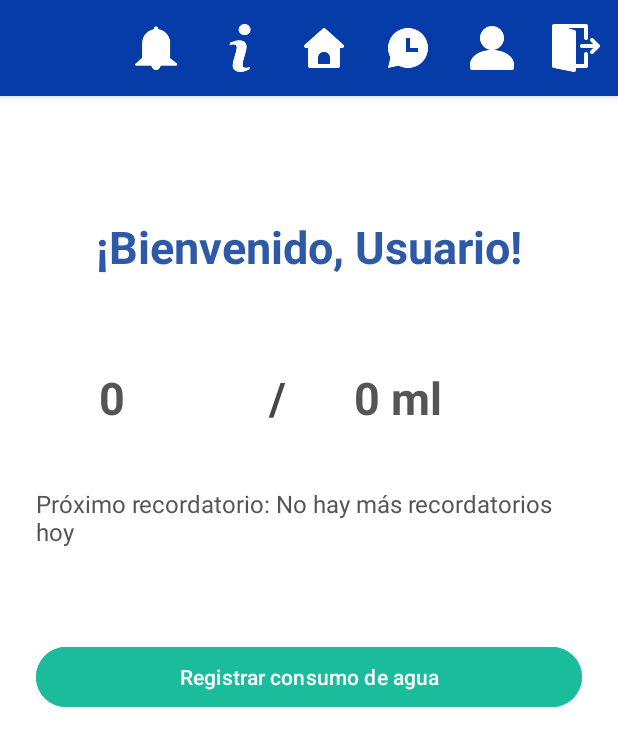
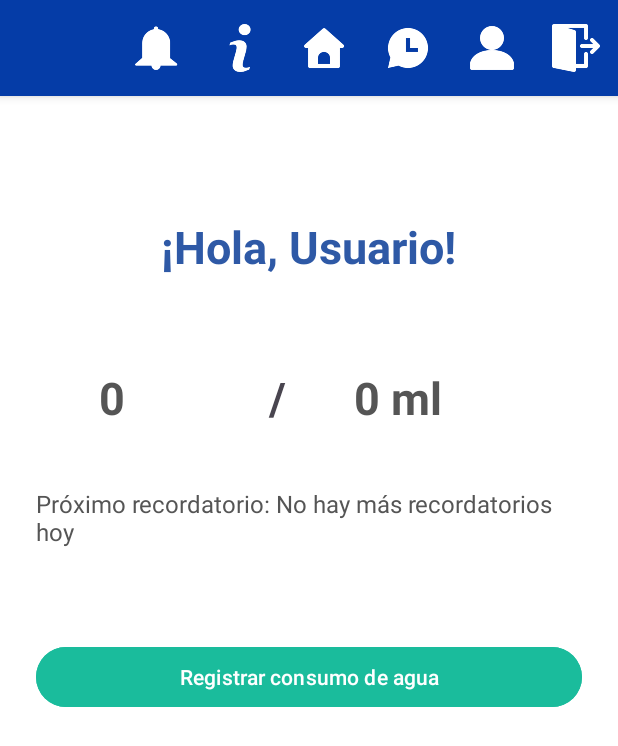
Before and after one commit to everzr/DrinkUpGrupo06, an Android app: the HomeActivity screen opened directly, with no data from a screen before it, on a phone screen of 412 x 824 dp. Shown: the top 746 px of the screen. Run offline under Robolectric (Android 15) with nearby library versions, the phone set to English and light mode, and no system bars; 1 statement that could not run was skipped.

Commit message:
Strings de la mayoria de layouts

```diff
--- a/app/src/main/res/values/strings.xml
+++ b/app/src/main/res/values/strings.xml
@@ -37,10 +37,10 @@
     <string name="datos_guardar_datos">Guardar Datos</string>
 
     <!-- Strings para el apartado de home -->
-    <string name="home_bienvenido">¡Bienvenido, %1$s!</string>
-    <string name="home_consumo">500 ml</string>
-    <string name="home_pleca">/</string>
-    <string name="home_obj_diario">1000 ml</string>
+    <string name="home_bienvenido">¡Hola, %1$s!</string>
+    <string name="home_consumo" translatable="false">500 ml</string>
+    <string name="home_pleca" translatable="false">/</string>
+    <string name="home_obj_diario" translatable="false">1000 ml</string>
     <string name="home_next_reminder">Próximo recordatorio en:</string>
     <string name="home_btn_registrar_consumo">Registrar consumo de agua</string>
 
```
Also changed, not shown: 1 other file.
